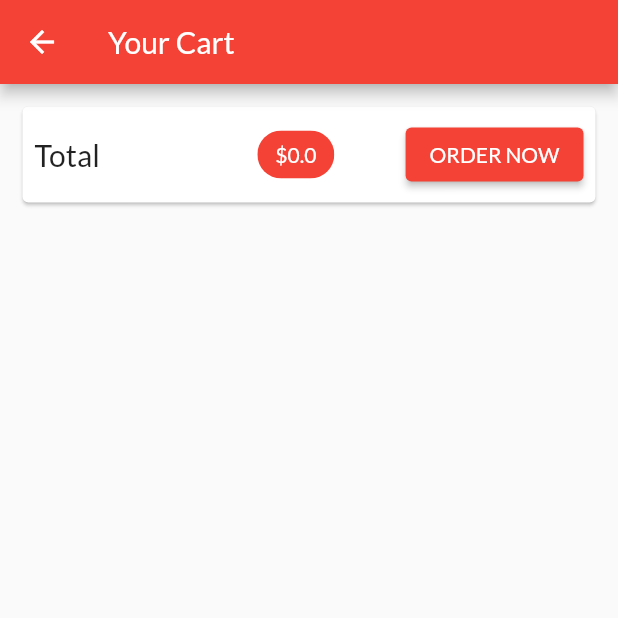
After one commit to Karthikoffl/shop_app, a Flutter app: the CartScreen screen opened by its route, on a phone screen of 412 x 824 dp, the top half of it. The commit adds this screen. Run offline on Flutter 3.47's test engine with Material 2 defaults, Android fonts, the phone set to English and light mode, and no system bars; network calls fail.

Commit message:
s23 - 471

```diff
--- a/lib/main.dart
+++ b/lib/main.dart
@@ -1,4 +1,5 @@
 import 'package:flutter/material.dart';
+import './screens/cart_screen.dart';
 import './screens/products_overview_screen.dart';
 import './screens/product_detail_screen.dart';
 import 'package:provider/provider.dart';
@@ -29,6 +30,7 @@ class MyApp extends StatelessWidget {
           home: ProductsOverviewScreen(),
           routes: {
             ProductDetailScreen.routeName: (ctx) => ProductDetailScreen(),
+            CartScreen.routeName: (ctx) => CartScreen(),
           }),
     );
   }
--- a/lib/providers/cart.dart
+++ b/lib/providers/cart.dart
@@ -25,6 +25,14 @@ class Cart with ChangeNotifier {
     return _items.length;
   }
 
+  double get totalAmount {
+    double total = 0.0;
+    _items.forEach((key, cartItem) {
+      total += cartItem.price * cartItem.quantity;
+    });
+    return total;
+  }
+
   void addItem(String productId, String title, double price) {
     _items.update(
       productId,
--- /dev/null
+++ b/lib/screens/cart_screen.dart
@@ -0,0 +1,53 @@
+import 'package:flutter/material.dart';
+import 'package:provider/provider.dart';
+import '../providers/cart.dart';
+
+class CartScreen extends StatelessWidget {
+  static const routeName = '/cart';
+  const CartScreen({Key key}) : super(key: key);
+
+  @override
+  Widget build(BuildContext context) {
+    final cart = Provider.of<Cart>(context);
+    return Scaffold(
+      appBar: AppBar(
+        title: Text('Your Cart'),
+      ),
+      body: Column(
+        children: <Widget>[
+          Card(
+            margin: EdgeInsets.all(15),
+            child: Padding(
+              padding: EdgeInsets.all(8),
+              child: Row(
+                mainAxisAlignment: MainAxisAlignment.spaceBetween,
+                children: <Widget>[
+                  Text(
+                    'Total',
+                    style: TextStyle(fontSize: 20),
+                  ),
+                  SizedBox(width: 10),
+                  Chip(
+                    label: Text(
+                      '\$${cart.totalAmount}',
+                      style: TextStyle(
+                        color:
+                            Theme.of(context).primaryTextTheme.headline6.color,
+                      ),
+                    ),
+                    backgroundColor: Theme.of(context).primaryColor,
+                  ),
+                  ElevatedButton(
+                    child: Text('ORDER NOW'),
+                    onPressed: () {},
+                    // Color: Theme.of(context).primaryColor,
+                  ),
+                ],
+              ),
+            ),
+          )
+        ],
+      ),
+    );
+  }
+}
--- a/lib/screens/products_overview_screen.dart
+++ b/lib/screens/products_overview_screen.dart
@@ -2,6 +2,7 @@ import 'package:flutter/src/foundation/key.dart';
 import 'package:flutter/src/widgets/container.dart';
 import 'package:flutter/src/widgets/framework.dart';
 import 'package:flutter/material.dart';
+import './cart_screen.dart';
 import '../widgets/products_grid.dart';
 import '../widgets/badge.dart';
 import 'package:provider/provider.dart';
@@ -59,7 +60,9 @@ class _ProductsOverviewScreenState extends State<ProductsOverviewScreen> {
               icon: Icon(
                 Icons.shopping_cart,
               ),
-              onPressed: () {},
+              onPressed: () {
+                Navigator.of(context).pushNamed(CartScreen.routeName);
+              },
             ),
           ),
         ],
```
